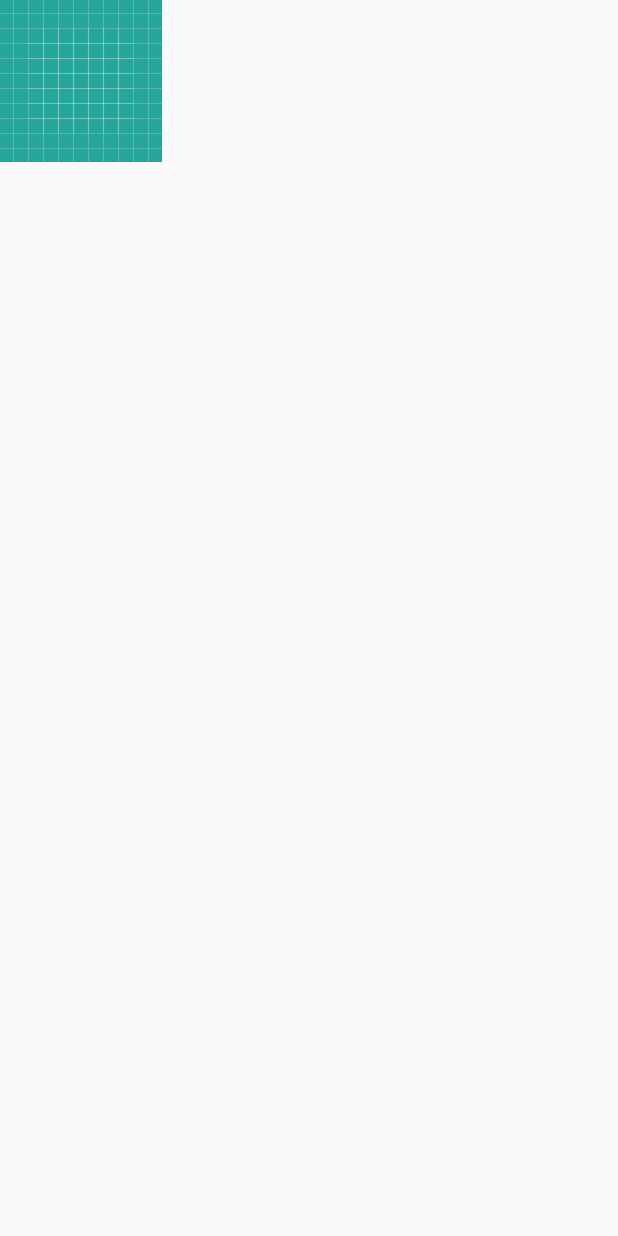
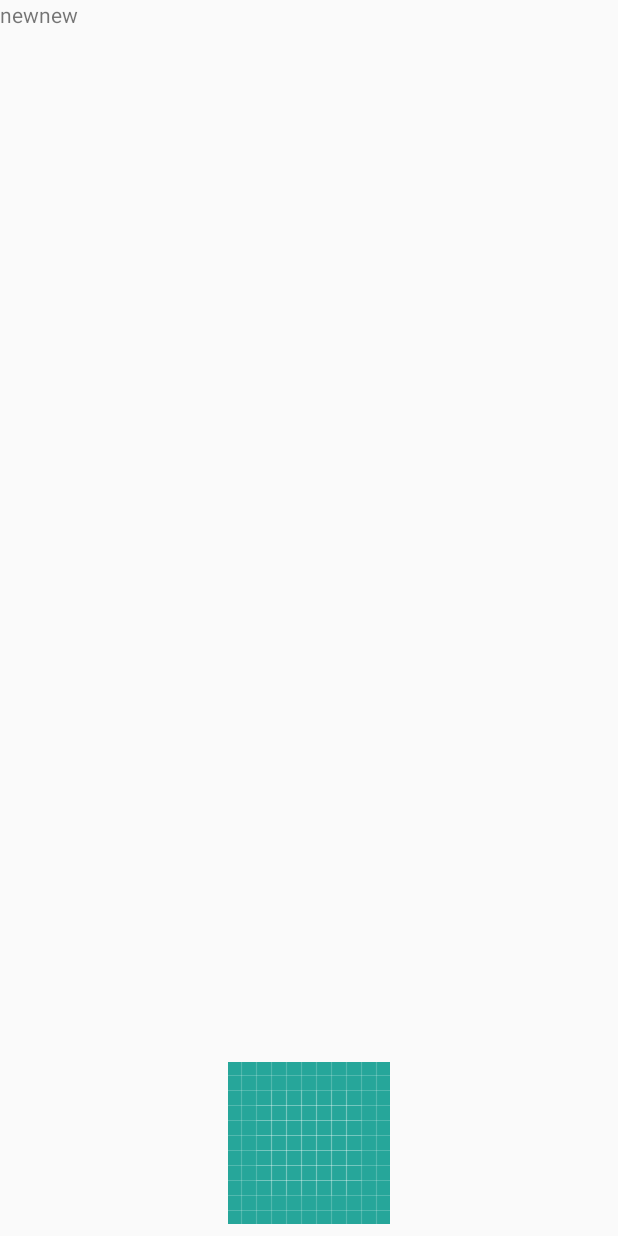
Before and after one commit to ravieeeee/MusicFacetival-App, an Android app: the layout activity_afteranalysis.xml on its own in the app's theme, with its tools: preview values and no code run, on a phone screen of 412 x 824 dp. Run offline under Robolectric (Android 15) with nearby library versions, the phone set to English and light mode, and no system bars.

Commit message:
사진 받아오고 activity 이동

```diff
--- a/app/src/main/AndroidManifest.xml
+++ b/app/src/main/AndroidManifest.xml
@@ -3,6 +3,7 @@
     package="com.example.amathon">
 
     <uses-permission android:name="android.permission.READ_EXTERNAL_STORAGE" />
+    <uses-permission android:name="android.permission.WRITE_EXTERNAL_STORAGE" />
 
     <application
         android:allowBackup="true"
@@ -18,6 +19,8 @@
                 <category android:name="android.intent.category.LAUNCHER" />
             </intent-filter>
         </activity>
+
+        <activity android:name=".AfterAnalysisActivity"></activity>
     </application>
 
 </manifest>
--- a/app/src/main/res/layout/activity_afteranalysis.xml
+++ b/app/src/main/res/layout/activity_afteranalysis.xml
@@ -1,7 +1,15 @@
 <?xml version="1.0" encoding="utf-8"?>
 <android.support.constraint.ConstraintLayout
-    xmlns:android="http://schemas.android.com/apk/res/android" android:layout_width="match_parent"
+    xmlns:android="http://schemas.android.com/apk/res/android"
+    xmlns:app="http://schemas.android.com/apk/res-auto"
+    android:layout_width="match_parent"
     android:layout_height="match_parent">
+
+    <TextView
+        android:id="@+id/textView"
+        android:layout_width="wrap_content"
+        android:layout_height="wrap_content"
+        android:text="newnew" />
 
     <ImageView
         android:id="@+id/iv_selected"
@@ -12,6 +20,9 @@
         android:layout_marginLeft="8dp"
         android:layout_marginRight="8dp"
         android:layout_marginStart="8dp"
-        android:src="@drawable/ic_launcher_background"/>
+        android:src="@drawable/ic_launcher_background"
+        app:layout_constraintBottom_toBottomOf="parent"
+        app:layout_constraintEnd_toEndOf="parent"
+        app:layout_constraintStart_toStartOf="parent" />
 
 </android.support.constraint.ConstraintLayout>
```
Also changed, not shown: app/src/main/java/com/example/amathon/AfterAnalysisActivity.kt (+8 -6 lines), app/src/main/java/com/example/amathon/MainActivity.kt (+26 -8 lines).
